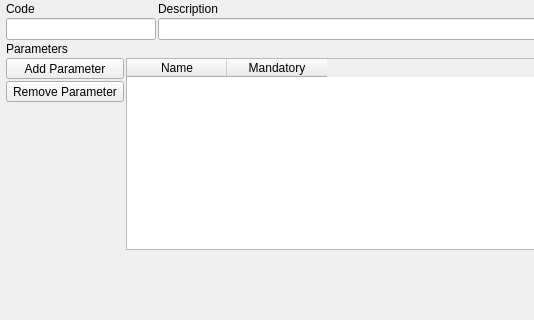
This is GUI/pgdbatool/querymodel.ui in marcotcal/PG-DBA-Tools as Qt 5 draws it before an edit; both pictures show x 0 to 534 and y 0 to 320 of the 1053 by 648 pixel window. The edited form follows.
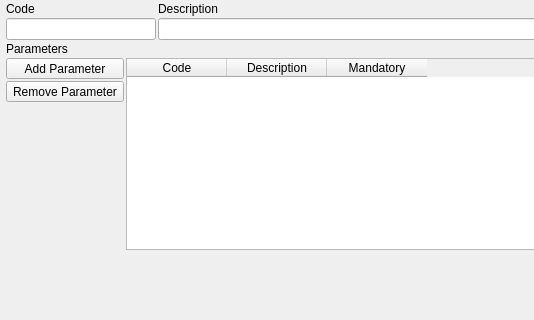
This is the edited form. Custom widgets are drawn as their Qt base class.

```diff
--- a/GUI/pgdbatool/querymodel.ui
+++ b/GUI/pgdbatool/querymodel.ui
@@ -140,7 +140,12 @@
           <widget class="QTableWidget" name="tableWidget">
            <column>
             <property name="text">
-             <string>Name</string>
+             <string>Code</string>
+            </property>
+           </column>
+           <column>
+            <property name="text">
+             <string>Description</string>
             </property>
            </column>
            <column>
```
Left out of the diff: 8 changed lines with no effect on the pictures.
